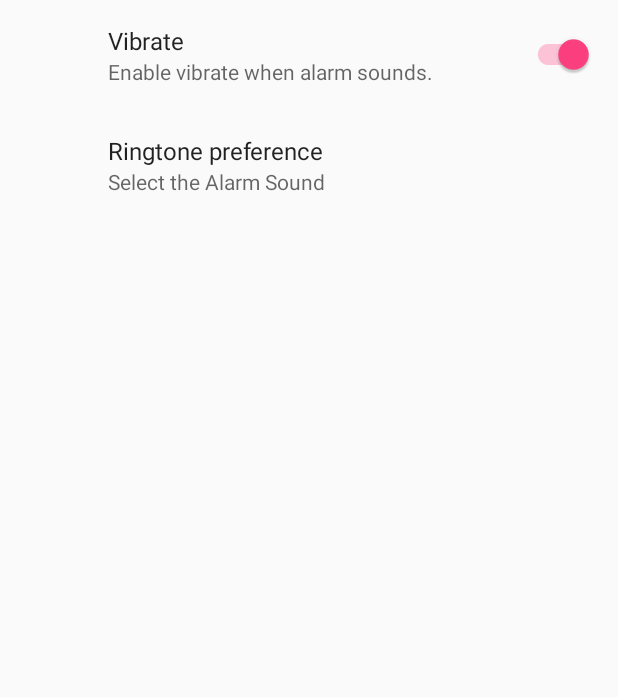
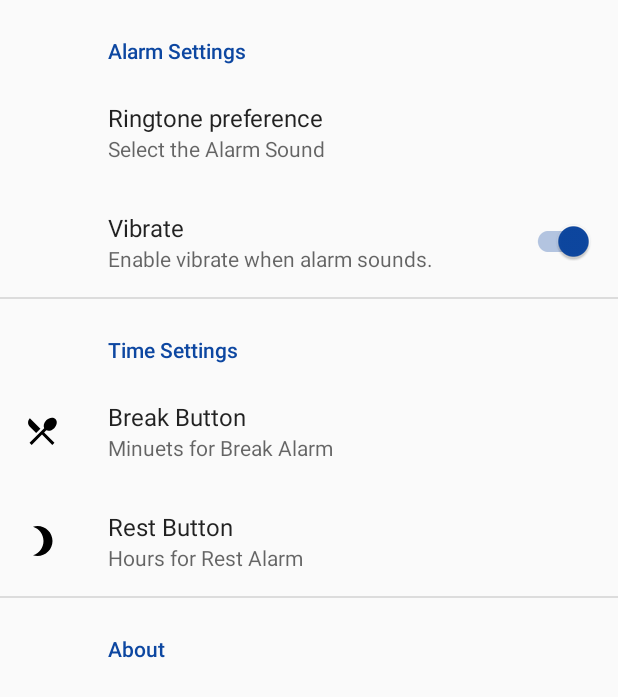
Before and after one commit to lilrichy/TruckersAlarmClock, an Android app: the screen it shows after launch (SettingsActivity), after a tap on "Settings", on a phone screen of 412 x 824 dp. Shown: the top 697 px of the screen. Run offline under Robolectric (Android 15) with nearby library versions, the phone set to English and light mode, and no system bars; our stand-ins replace androidx.preference.

Commit message:
Notification bugs fixed. Ringtone plays when app is open or closed now. Ringtone plays according to settings selection. Ringtone setting picker finished. GUI Colors Tweaked.

```diff
--- a/app/src/main/java/com/blogspot/richardreigens/truckersalarmclock/AlarmActivity.kt
+++ b/app/src/main/java/com/blogspot/richardreigens/truckersalarmclock/AlarmActivity.kt
@@ -1,3 +1,7 @@
+/*
+ * Copyright (c) Richard J Reigens / LiLRichy 2018
+ */
+
 package com.blogspot.richardreigens.truckersalarmclock
 
 import android.app.AlarmManager
@@ -5,7 +9,6 @@ import android.app.PendingIntent
 import android.content.Context
 import android.content.Intent
 import android.media.MediaPlayer
-import android.media.RingtoneManager
 import android.net.Uri
 import android.os.*
 import android.support.v7.app.AppCompatActivity
@@ -21,8 +24,8 @@ import java.util.*
 
 class AlarmActivity : AppCompatActivity() {
     //TODO: Setup Notification with snooze button to add time to timer "maybe start new 5min timer???"
-    //TODO: Setting for picking alarm ringtone
     //TODO: Possibly Add 12/24 time selection option
+    //TODO: Possibly add option to set alarm in Android alarm clock based on time picked. Maybe by a long press on button.
 
     companion object {
         fun setAlarm(context: Context, nowSeconds: Long, secondsRemaining: Long): Long {
@@ -48,7 +51,7 @@ class AlarmActivity : AppCompatActivity() {
     }
 
     enum class TimerState {
-        Stopped, Paused, Running, Finished
+        Stopped, Paused, Running
     }
 
     //Set to true to display debug text usage: db("String to display")
@@ -71,8 +74,8 @@ class AlarmActivity : AppCompatActivity() {
 
         PreferenceManager.setDefaultValues(this, R.xml.preferences, false)
 
-        notificationSound = RingtoneManager.getDefaultUri(RingtoneManager.TYPE_ALARM)
-
+        notificationSound = Uri.parse(PrefUtil.getRingtonePreferenceValue(this))
+        //RingtoneManager.getDefaultUri(RingtoneManager.TYPE_ALARM)
 
         fab_30_min.setOnClickListener { v ->
             // Timer setting for break
@@ -86,7 +89,6 @@ class AlarmActivity : AppCompatActivity() {
             secondsRemaining = PrefUtil.getTimerLength(this) * 60
             updateCountdownUI()
 
-            //TODO debug text
             db("30 min Clicked!")
         }
 
@@ -98,7 +100,6 @@ class AlarmActivity : AppCompatActivity() {
             updateButtons()
             updateCountdownUI()
 
-            //TODO debug text
             db("Start Clicked!")
         }
 
@@ -109,7 +110,6 @@ class AlarmActivity : AppCompatActivity() {
             updateButtons()
             updateCountdownUI()
 
-            //TODO debug text
             db("Pause Clicked!")
         }
 
@@ -121,7 +121,6 @@ class AlarmActivity : AppCompatActivity() {
             updateButtons()
             updateCountdownUI()
 
-            //TODO debug text
             db("Cancel Clicked!")
         }
 
@@ -137,7 +136,6 @@ class AlarmActivity : AppCompatActivity() {
             secondsRemaining = PrefUtil.getTimerLength(this) * 60
             updateCountdownUI()
 
-            //TODO debug text
             db("10 hr Clicked!")
         }
         clocksTimer()
@@ -196,12 +194,9 @@ class AlarmActivity : AppCompatActivity() {
     private fun playAlarmSoundVibrate(soundMode: Boolean) {
         val settingsUtil = PreferenceManager.getDefaultSharedPreferences(this)
 
-        //Alarm Sound
-        //TODO: Update to setting to pick what sound to Play when finished
-        //TODO: Fix notification sound playing / wakeup?
-
+        //Alarm Sound Must edit here and in Notification.
         if (soundMode) {
-            mp = MediaPlayer.create(applicationContext, notificationSound)
+            mp = MediaPlayer.create(applicationContext, Uri.parse(PrefUtil.getRingtonePreferenceValue(this)))
             mp?.start()
 
             //Vibrate
@@ -218,9 +213,6 @@ class AlarmActivity : AppCompatActivity() {
             }
         } else {
             mp?.stop()
-            // mp?.release()
-
-            db("mp.stop???")
         }
     }
 
@@ -277,8 +269,8 @@ class AlarmActivity : AppCompatActivity() {
         val hours = secondsRemaining / 3600
         val minutes = (secondsRemaining % 3600) / 60
         val seconds = secondsRemaining % 60
+        val timeString = String.format("%02d:%02d:%02d", hours, minutes, seconds)
 
-        val timeString = String.format("%02d:%02d:%02d", hours, minutes, seconds)
         textView_count.text = timeString
         textView_status.text = timerState.toString()
         progress.progress = (timerLengthSeconds - secondsRemaining).toInt()
@@ -359,7 +351,7 @@ class AlarmActivity : AppCompatActivity() {
     }
 
     //Debug text displayed if debugText at top = true
-    fun db(message: String) {
+    private fun db(message: String) {
         if (debugText)
             println(message)
     }
--- a/app/src/main/java/com/blogspot/richardreigens/truckersalarmclock/SettingsActivity.kt
+++ b/app/src/main/java/com/blogspot/richardreigens/truckersalarmclock/SettingsActivity.kt
@@ -1,19 +1,22 @@
+/*
+ * Copyright (c) Richard J Reigens / LiLRichy 2018
+ */
+
 package com.blogspot.richardreigens.truckersalarmclock
 
 import android.os.Bundle
 import android.support.v7.app.AppCompatActivity
 
-
 class SettingsActivity : AppCompatActivity() {
 
     companion object {
         val KEY_VIBRATE_SWITCH = "vibrate_switch"
-        val KEY_RINGTONE_SELECTION = "ringtone_selection"
+        val KEY_RINGTONE = "ringtone"
+
+        //TODO: Restrict editText to only allow correct times and no null value - causes crash
         val KEY_BREAK_BUTTON_SETTING = "break_button_setting"
         val KEY_REST_BUTTON_SETTING = "rest_button_setting"
-
     }
-
 
     override fun onCreate(savedInstanceState: Bundle?) {
         super.onCreate(savedInstanceState)
--- a/app/src/main/java/com/blogspot/richardreigens/truckersalarmclock/util/NotificationUtil.kt
+++ b/app/src/main/java/com/blogspot/richardreigens/truckersalarmclock/util/NotificationUtil.kt
@@ -1,14 +1,14 @@
+/*
+ * Copyright (c) Richard J Reigens / LiLRichy 2018
+ */
+
 package com.blogspot.richardreigens.truckersalarmclock.util
 
 import android.annotation.TargetApi
-import android.app.NotificationChannel
-import android.app.NotificationManager
-import android.app.PendingIntent
-import android.app.TaskStackBuilder
+import android.app.*
 import android.content.Context
 import android.content.Intent
 import android.graphics.Color
-import android.media.RingtoneManager
 import android.net.Uri
 import android.os.Build
 import android.support.v4.app.NotificationCompat
@@ -25,24 +25,6 @@ class NotificationUtil {
         private const val CHANNEL_NAME_TIMER = "Timer App Timer"
         private const val TIMER_ID = 0
 
-        fun showTimerExpired(context: Context) {
-            val startIntent = Intent(context, TimerNotificationActionReceiver::class.java)
-            startIntent.action = AppConstants.ACTION_START
-            val startPendingIntent = PendingIntent.getBroadcast(context, 0, startIntent, PendingIntent.FLAG_UPDATE_CURRENT)
-
-            val nBuilder = getBasicNotificationBuilder(context, CHANNEL_ID_TIMER, true)
-            nBuilder.setContentTitle("Timer Expired!")
-                    .setContentText("Start again?")
-                    .setContentIntent(getPendingIntentWithStack(context, AlarmActivity::class.java))
-                    .addAction(R.drawable.ic_play_arrow, "Start", startPendingIntent)
-
-            val nManager = context.getSystemService(Context.NOTIFICATION_SERVICE) as NotificationManager
-            nManager.createNotificationChannel(CHANNEL_ID_TIMER, CHANNEL_NAME_TIMER, true)
-
-            nManager.notify(TIMER_ID, nBuilder.build())
-
-        }
-
         fun showTimerRunning(context: Context, wakeUpTime: Long) {
             val stopIntent = Intent(context, TimerNotificationActionReceiver::class.java)
             stopIntent.action = AppConstants.ACTION_STOP
@@ -54,20 +36,18 @@ class NotificationUtil {
 
             val df = SimpleDateFormat.getTimeInstance(SimpleDateFormat.SHORT)
 
-            val nBuilder = getBasicNotificationBuilder(context, CHANNEL_ID_TIMER, true)
-            nBuilder.setContentTitle("Timer is Running!")
-                    .setContentText("End: ${df.format(Date(wakeUpTime))}")
+            val nBuilder = getBasicNotificationBuilder(context, CHANNEL_ID_TIMER, false)
+            nBuilder.setContentTitle("Truckers Alarm Clock")
+                    .setContentText("Alarm is Running! End Time: ${df.format(Date(wakeUpTime))}")
                     .setContentIntent(getPendingIntentWithStack(context, AlarmActivity::class.java))
                     .setOngoing(true)
                     .addAction(R.drawable.ic_stop, "Stop", stopPendingIntent)
                     .addAction(R.drawable.ic_pause, "Pause", pausePendingIntent)
 
-
             val nManager = context.getSystemService(Context.NOTIFICATION_SERVICE) as NotificationManager
             nManager.createNotificationChannel(CHANNEL_ID_TIMER, CHANNEL_NAME_TIMER, true)
 
             nManager.notify(TIMER_ID, nBuilder.build())
-
         }
 
         fun showTimerPaused(context: Context) {
@@ -76,17 +56,16 @@ class NotificationUtil {
             val resumePendingIntent = PendingIntent.getBroadcast(context, 0, resumeIntent, PendingIntent.FLAG_UPDATE_CURRENT)
 
             val nBuilder = getBasicNotificationBuilder(context, CHANNEL_ID_TIMER, true)
-            nBuilder.setContentTitle("Timer is Paused!")
-                    .setContentText("Resume?")
+            nBuilder.setContentTitle("Truckers Alarm Clock")
+                    .setContentText("Alarm is Paused! Resume?")
                     .setContentIntent(getPendingIntentWithStack(context, AlarmActivity::class.java))
                     .setOngoing(true)
                     .addAction(R.drawable.ic_play_arrow, "Resume", resumePendingIntent)
 
             val nManager = context.getSystemService(Context.NOTIFICATION_SERVICE) as NotificationManager
-            nManager.createNotificationChannel(CHANNEL_ID_TIMER, CHANNEL_NAME_TIMER, true)
+            nManager.createNotificationChannel(CHANNEL_ID_TIMER, CHANNEL_NAME_TIMER, false)
 
             nManager.notify(TIMER_ID, nBuilder.build())
-
         }
 
         fun hideTimerNotification(context: Context) {
@@ -94,13 +73,34 @@ class NotificationUtil {
             nManager.cancel(TIMER_ID)
         }
 
+        fun showTimerExpired(context: Context) {
+            val startIntent = Intent(context, TimerNotificationActionReceiver::class.java)
+            startIntent.action = AppConstants.ACTION_START
+            val startPendingIntent = PendingIntent.getBroadcast(context, 0, startIntent, PendingIntent.FLAG_UPDATE_CURRENT)
+
+            val nBuilder = getBasicNotificationBuilder(context, CHANNEL_ID_TIMER, true)
+            nBuilder.setContentTitle("Truckers Alarm Clock")
+                    .setContentText("Alarm Expired! Start again?")
+                    .setContentIntent(getPendingIntentWithStack(context, AlarmActivity::class.java))
+                    .addAction(R.drawable.ic_play_arrow, "Start", startPendingIntent)
+
+            val nManager = context.getSystemService(Context.NOTIFICATION_SERVICE) as NotificationManager
+            nManager.createNotificationChannel(CHANNEL_ID_TIMER, CHANNEL_NAME_TIMER, true)
+
+            val builtNotification = nBuilder.build()
+            builtNotification.flags = Notification.FLAG_INSISTENT
+
+            nManager.notify(TIMER_ID, builtNotification)
+
+        }
+
         private fun getBasicNotificationBuilder(context: Context, channelID: String, playSound: Boolean): NotificationCompat.Builder {
-            val notificationSound: Uri = RingtoneManager.getDefaultUri(RingtoneManager.TYPE_NOTIFICATION)
             val nBuilder = NotificationCompat.Builder(context, channelID)
                     .setSmallIcon(R.drawable.ic_timer)
                     .setAutoCancel(true)
-                    .setDefaults(0)
-            if (playSound) nBuilder.setSound(notificationSound)
+                    .setCategory(Notification.CATEGORY_ALARM)
+            if (playSound) nBuilder.setSound(Uri.parse(PrefUtil.getRingtonePreferenceValue(context)))
+
             return nBuilder
         }
 
@@ -116,9 +116,7 @@ class NotificationUtil {
         }
 
         @TargetApi(26)
-        private fun NotificationManager.createNotificationChannel(channelID: String,
-                                                                  channelName: String,
-                                                                  playSound: Boolean) {
+        private fun NotificationManager.createNotificationChannel(channelID: String, channelName: String, playSound: Boolean) {
             if (Build.VERSION.SDK_INT >= Build.VERSION_CODES.O) {
                 val channelImportance = if (playSound) NotificationManager.IMPORTANCE_DEFAULT
                 else NotificationManager.IMPORTANCE_LOW
--- a/app/src/main/java/com/blogspot/richardreigens/truckersalarmclock/util/PrefUtil.kt
+++ b/app/src/main/java/com/blogspot/richardreigens/truckersalarmclock/util/PrefUtil.kt
@@ -1,3 +1,7 @@
+/*
+ * Copyright (c) Richard J Reigens / LiLRichy 2018
+ */
+
 package com.blogspot.richardreigens.truckersalarmclock.util
 
 import android.content.Context
@@ -6,6 +10,21 @@ import com.blogspot.richardreigens.truckersalarmclock.AlarmActivity
 
 class PrefUtil {
     companion object {
+
+        private const val RINGTONE_SETTING = "com.blogspot.richardreigens.truckersalarmclock.ringtone_setting_id"
+
+        fun getRingtonePreferenceValue(context: Context): String? {
+            val preferences = PreferenceManager.getDefaultSharedPreferences(context)
+            return preferences.getString(RINGTONE_SETTING, "")
+        }
+
+        fun setRingtonePreferenceValue(string: String, context: Context) {
+            val editor = PreferenceManager.getDefaultSharedPreferences(context).edit()
+            editor.putString(RINGTONE_SETTING, string)
+            editor.apply()
+        }
+
+
 
         private const val TIMER_LENGTH_ID = "com.blogspot.richardreigens.truckersalarmclock.timer_length_id"
 
--- a/app/src/main/res/values/colors.xml
+++ b/app/src/main/res/values/colors.xml
@@ -1,6 +1,10 @@
 <?xml version="1.0" encoding="utf-8"?>
+<!--
+  ~ Copyright (c) Richard J Reigens / LiLRichy 2018
+  -->
+
 <resources>
-    <color name="colorPrimary">#3F51B5</color>
+    <color name="colorPrimary">#5463b7</color>
     <color name="colorPrimaryDark">#303F9F</color>
-    <color name="colorAccent">#FF4081</color>
+    <color name="colorAccent">#0d47a1</color>
 </resources>
--- a/app/src/main/res/xml/preferences.xml
+++ b/app/src/main/res/xml/preferences.xml
@@ -1,42 +1,60 @@
+<!--
+  ~ Copyright (c) Richard J Reigens / LiLRichy 2018
+  -->
+
 <PreferenceScreen xmlns:android="http://schemas.android.com/apk/res/android">
     <!--suppress AndroidElementNotAllowed -->
+    <PreferenceCategory android:title="Alarm Settings">
+        <Preference
+            android:id="@+id/ringtone_setting"
+            android:key="ringtone"
+            android:ringtoneType="ringtone|notification|alarm|all"
+            android:summary="Select the Alarm Sound"
+            android:title="Ringtone preference" />
         <android.support.v7.preference.SwitchPreferenceCompat
             android:id="@+id/vibrate_switch_setting"
             android:defaultValue="true"
             android:key="vibrate_switch"
             android:summary="Enable vibrate when alarm sounds."
-        android:title="Vibrate"/>
-    <Preference
-        android:id="@+id/ringtone_setting"
-        android:defaultValue="TYPE_NOTIFICATION"
-        android:key="ringtringtone_selectionone_preference_1"
-        android:ringtoneType="ringtone|notification|alarm|all"
-        android:summary="Select the Alarm Sound"
-        android:title="Ringtone preference"/>
-    <!--   <EditTextPreference
+            android:title="Vibrate" />
+    </PreferenceCategory>
+
+    <PreferenceCategory android:title="Time Settings">
+        <EditTextPreference
             android:id="@+id/break_button_setting"
             android:autoText="false"
             android:defaultValue="30"
+            android:dialogIcon="@drawable/ic_30_min_break_black"
+            android:dialogMessage="Time in Minuets for Break button"
+            android:digits="0123456789"
             android:icon="@drawable/ic_30_min_break_black"
-          android:inputType="number|time"
-          android:key="30_min_button_setting"
+            android:inputType="number"
+            android:key="break_button_setting"
             android:numeric="integer"
             android:selectAllOnFocus="true"
             android:singleLine="true"
-          android:summary="Time for Break Button Alarm"
-          android:title="Break Button"/>
+            android:summary="Minuets for Break Alarm"
+            android:title="Break Button" />
         <EditTextPreference
             android:id="@+id/rest_button_setting"
             android:layout_width="wrap_content"
             android:layout_height="wrap_content"
             android:autoText="false"
             android:defaultValue="10"
+            android:dialogIcon="@drawable/ic_10_hour_black"
+            android:dialogMessage="Time in Hours for Rest button"
+            android:digits="0123456789"
             android:icon="@drawable/ic_10_hour_black"
-          android:inputType="number|time"
-          android:key="10_hour_button_setting"
+            android:inputType="number"
+            android:key="rest_button_setting"
             android:numeric="integer"
             android:selectAllOnFocus="true"
             android:singleLine="true"
-          android:summary="Time for Rest Button Alarm"
-          android:title="Rest Button"/>-->
+            android:summary="Hours for Rest Alarm"
+            android:title="Rest Button" />
+    </PreferenceCategory>
+
+    <PreferenceCategory android:title="About">
+        <!--TODO: add Playstore Link, Share link?, Website info, Version info...-->
+    </PreferenceCategory>
 </PreferenceScreen>
```
Also changed, not shown: app/build.gradle (+8 -4 lines), app/src/main/java/com/blogspot/richardreigens/truckersalarmclock/SettingsActivityFragment.kt (+52 -1 lines), app/src/main/java/com/blogspot/richardreigens/truckersalarmclock/TimerNotificationActionReceiver.kt (+8 -1 lines), gradle/wrapper/gradle-wrapper.properties. Lines whose indentation alone changed are shown as unchanged.
